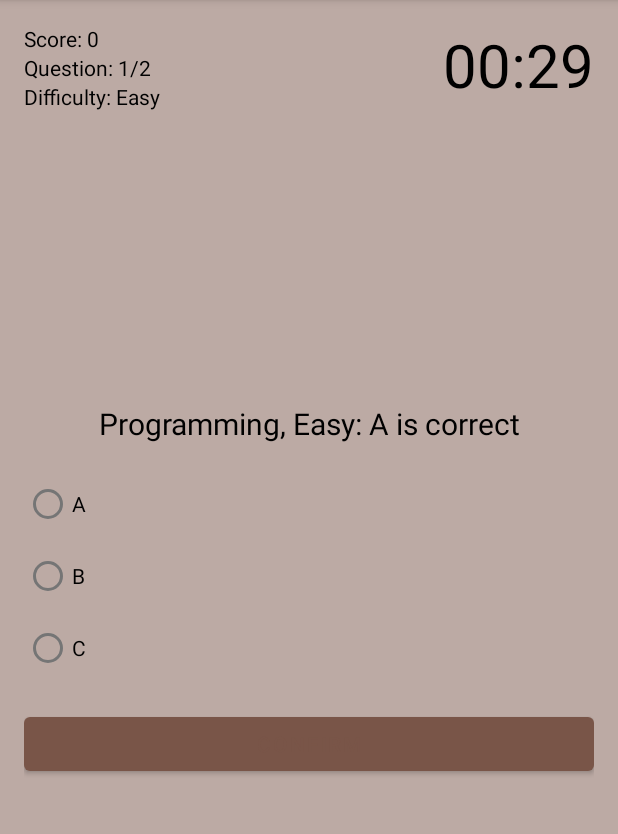
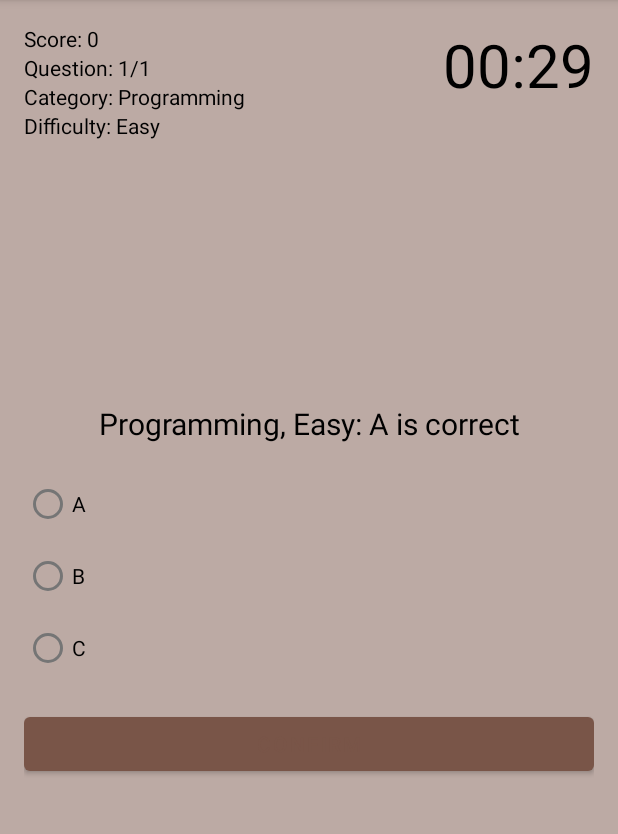
Before and after one commit to codefordmr01/myawesomequiz, an Android app: the screen it shows after launch (QuizActivity), after a tap on "START QUIZ", on a phone screen of 412 x 824 dp, the part 84-918 px from its top. Run offline under Robolectric (Android 15) with nearby library versions, the phone set to English and light mode, and no system bars.

Commit message:
second_commit

```diff
--- a/app/src/main/java/com/example/myawesomequiz/Category.java
+++ b/app/src/main/java/com/example/myawesomequiz/Category.java
@@ -30,4 +30,9 @@ public class Category {
     public void setName(String name) {
         this.name = name;
     }
+
+    @Override
+    public String toString() {
+        return getName();
+    }
 }
--- a/app/src/main/java/com/example/myawesomequiz/Question.java
+++ b/app/src/main/java/com/example/myawesomequiz/Question.java
@@ -4,7 +4,7 @@ package com.example.myawesomequiz;
 import android.os.Parcel;
 import android.os.Parcelable;
 
-public class Question implements Parcelable {
+public class  Question implements Parcelable {
     public static final String DIFFICULTY_EASY = "Easy";
     public static final String DIFFICULTY_MEDIUM = "Medium";
     public static final String DIFFICULTY_HARD = "Hard";
--- a/app/src/main/java/com/example/myawesomequiz/QuizActivity.java
+++ b/app/src/main/java/com/example/myawesomequiz/QuizActivity.java
@@ -31,6 +31,7 @@ public class QuizActivity extends AppCompatActivity {
     private TextView textViewQuestion;
     private TextView textViewScore;
     private TextView textViewQuestionCount;
+    private TextView textViewCategory;
     private TextView textViewDifficulty;
     private TextView textViewCountDown;
     private RadioGroup rbGroup;
@@ -63,6 +64,7 @@ public class QuizActivity extends AppCompatActivity {
         textViewQuestion = findViewById(R.id.text_view_question);
         textViewScore = findViewById(R.id.text_view_score);
         textViewQuestionCount = findViewById(R.id.text_view_question_count);
+        textViewCategory = findViewById(R.id.text_view_category);
         textViewDifficulty = findViewById(R.id.text_view_difficulty);
         textViewCountDown = findViewById(R.id.text_view_countdown);
         rbGroup = findViewById(R.id.radio_group);
@@ -75,13 +77,16 @@ public class QuizActivity extends AppCompatActivity {
         textColorDefaultCd = textViewCountDown.getTextColors();
 
         Intent intent = getIntent();
+        int categoryID = intent.getIntExtra(StartingScreenActivity.EXTRA_CATEGORY_ID, 0);
+        String categoryName = intent.getStringExtra(StartingScreenActivity.EXTRA_CATEGORY_NAME);
         String difficulty = intent.getStringExtra(StartingScreenActivity.EXTRA_DIFFICULTY);
 
+        textViewCategory.setText("Category: " + categoryName);
         textViewDifficulty.setText("Difficulty: " + difficulty);
 
         if (savedInstanceState == null) {
-            QuizDbHelper dbHelper = new QuizDbHelper(this);
-            questionList = dbHelper.getQuestions(difficulty);
+            QuizDbHelper dbHelper = QuizDbHelper.getInstance(this);
+            questionList = dbHelper.getQuestions(categoryID, difficulty);
             questionCountTotal = questionList.size();
             Collections.shuffle(questionList);
 
--- a/app/src/main/java/com/example/myawesomequiz/QuizDbHelper.java
+++ b/app/src/main/java/com/example/myawesomequiz/QuizDbHelper.java
@@ -10,16 +10,26 @@ import android.database.sqlite.SQLiteOpenHelper;
 import com.example.myawesomequiz.QuizContract.*;
 
 import java.util.ArrayList;
+import java.util.List;
 
 
 public class QuizDbHelper extends SQLiteOpenHelper {
     private static final String DATABASE_NAME = "MyAwesomeQuiz.db";
     private static final int DATABASE_VERSION = 1;
 
+    private static QuizDbHelper instance;
+
     private SQLiteDatabase db;
 
     public QuizDbHelper(Context context) {
         super(context, DATABASE_NAME, null, DATABASE_VERSION);
+    }
+
+    public static synchronized QuizDbHelper getInstance(Context context) {
+        if (instance == null) {
+            instance = new QuizDbHelper(context.getApplicationContext());
+        }
+        return instance;
     }
 
     @Override
@@ -120,6 +130,25 @@ public class QuizDbHelper extends SQLiteOpenHelper {
     }
 
     @SuppressLint("Range")
+    public List<Category> getAllCategories() {
+        List<Category> categoryList = new ArrayList<>();
+        db = getReadableDatabase();
+        Cursor c = db.rawQuery("SELECT * FROM " + CategoriesTable.TABLE_NAME, null);
+
+        if (c.moveToFirst()) {
+            do {
+                Category category = new Category();
+                category.setId(c.getInt(c.getColumnIndex(CategoriesTable._ID)));
+                category.setName(c.getString(c.getColumnIndex(CategoriesTable.COLUMN_NAME)));
+                categoryList.add(category);
+            } while (c.moveToNext());
+        }
+
+        c.close();
+        return categoryList;
+    }
+
+    @SuppressLint("Range")
     public ArrayList<Question> getAllQuestions() {
         ArrayList<Question> questionList = new ArrayList<>();
         db = getReadableDatabase();
@@ -145,13 +174,23 @@ public class QuizDbHelper extends SQLiteOpenHelper {
     }
 
     @SuppressLint("Range")
-    public ArrayList<Question> getQuestions(String difficulty) {
+    public ArrayList<Question> getQuestions(int categoryID, String difficulty) {
         ArrayList<Question> questionList = new ArrayList<>();
         db = getReadableDatabase();
 
-        String[] selectionArgs = new String[]{difficulty};
-        Cursor c = db.rawQuery("SELECT * FROM " + QuestionsTable.TABLE_NAME +
-                " WHERE " + QuestionsTable.COLUMN_DIFFICULTY + " = ?", selectionArgs);
+        String selection = QuestionsTable.COLUMN_CATEGORY_ID + " = ? " +
+                " AND " + QuestionsTable.COLUMN_DIFFICULTY + " = ? ";
+        String[] selectionArgs = new String[] {String.valueOf(categoryID), difficulty};
+
+        Cursor c= db.query(
+                QuestionsTable.TABLE_NAME,
+                null,
+                selection,
+                selectionArgs,
+                null,
+                null,
+                null
+        );
 
         if (c.moveToFirst()) {
             do {
--- a/app/src/main/java/com/example/myawesomequiz/StartingScreenActivity.java
+++ b/app/src/main/java/com/example/myawesomequiz/StartingScreenActivity.java
@@ -11,14 +11,19 @@ import android.widget.Button;
 import android.widget.Spinner;
 import android.widget.TextView;
 
+import java.util.List;
+
 public class StartingScreenActivity extends AppCompatActivity {
     private static final int REQUEST_CODE_QUIZ = 1;
+    public static final String EXTRA_CATEGORY_ID = "extraCategoryID";
+    public static final String EXTRA_CATEGORY_NAME= "extraCategoryName";
     public static final String EXTRA_DIFFICULTY = "extraDifficulty";
 
     public static final String SHARED_PREFS = "sharedPrefs";
     public static final String KEY_HIGHSCORE = "keyHighscore";
 
     private TextView textViewHighscore;
+    private Spinner spinnerCategory;
     private Spinner spinnerDifficulty;
 
     private int highscore;
@@ -29,15 +34,11 @@ public class StartingScreenActivity extends AppCompatActivity {
         setContentView(R.layout.activity_starting_screen);
 
         textViewHighscore = findViewById(R.id.text_view_highscore);
+        spinnerCategory = findViewById(R.id.spinner_category);
         spinnerDifficulty = findViewById(R.id.spinner_difficulty);
 
-        String[] difficultyLevels = Question.getAllDifficultyLevels();
-
-        ArrayAdapter<String> adapterDifficulty = new ArrayAdapter<String>(this,
-                android.R.layout.simple_spinner_item, difficultyLevels);
-        adapterDifficulty.setDropDownViewResource(android.R.layout.simple_spinner_dropdown_item);
-        spinnerDifficulty.setAdapter(adapterDifficulty);
-
+        loadCategories();
+        loadDifficultyLevels();
         loadHighscore();
 
         Button buttonStartQuiz = findViewById(R.id.button_start_quiz);
@@ -50,9 +51,14 @@ public class StartingScreenActivity extends AppCompatActivity {
     }
 
     private void startQuiz() {
+        Category selectedCategory = (Category) spinnerCategory.getSelectedItem();
+        int categoryID = selectedCategory.getId();
+        String categoryName = selectedCategory.getName();
         String difficulty = spinnerDifficulty.getSelectedItem().toString();
 
         Intent intent = new Intent(StartingScreenActivity.this, QuizActivity.class);
+        intent.putExtra(EXTRA_CATEGORY_ID, categoryID);
+        intent.putExtra(EXTRA_CATEGORY_NAME, categoryName);
         intent.putExtra(EXTRA_DIFFICULTY, difficulty);
         startActivityForResult(intent, REQUEST_CODE_QUIZ);
     }
@@ -71,6 +77,25 @@ public class StartingScreenActivity extends AppCompatActivity {
         }
     }
 
+    private void loadCategories() {
+        QuizDbHelper dbHelper = QuizDbHelper.getInstance(this);
+        List<Category> categories = dbHelper.getAllCategories();
+
+        ArrayAdapter<Category> adapterCategories = new ArrayAdapter<>(this,
+                android.R.layout.simple_spinner_item, categories);
+        adapterCategories.setDropDownViewResource(android.R.layout.simple_spinner_dropdown_item);
+        spinnerCategory.setAdapter(adapterCategories);
+    }
+
+    private void loadDifficultyLevels() {
+        String[] difficultyLevels = Question.getAllDifficultyLevels();
+
+        ArrayAdapter<String> adapterDifficulty = new ArrayAdapter<String>(this,
+                android.R.layout.simple_spinner_item, difficultyLevels);
+        adapterDifficulty.setDropDownViewResource(android.R.layout.simple_spinner_dropdown_item);
+        spinnerDifficulty.setAdapter(adapterDifficulty);
+    }
+
     private void loadHighscore() {
         SharedPreferences prefs = getSharedPreferences(SHARED_PREFS, MODE_PRIVATE);
         highscore = prefs.getInt(KEY_HIGHSCORE, 0);
--- a/app/src/main/res/layout/activity_quiz.xml
+++ b/app/src/main/res/layout/activity_quiz.xml
@@ -26,10 +26,19 @@
         android:freezesText="true"/>
 
     <TextView
+        android:id="@+id/text_view_category"
+        android:layout_width="wrap_content"
+        android:layout_height="wrap_content"
+        android:layout_below="@id/text_view_question_count"
+        android:text="Category: "
+        android:textColor="@android:color/black"
+        android:freezesText="true"/>
+
+    <TextView
         android:id="@+id/text_view_difficulty"
         android:layout_width="wrap_content"
         android:layout_height="wrap_content"
-        android:layout_below="@id/text_view_question_count"
+        android:layout_below="@id/text_view_category"
         android:text="Difficulty: "
         android:textColor="@android:color/black"
         android:freezesText="true"/>
--- a/app/src/main/res/layout/activity_starting_screen.xml
+++ b/app/src/main/res/layout/activity_starting_screen.xml
@@ -39,11 +39,19 @@
         android:text="Start Quiz" />
 
     <Spinner
+        android:id="@+id/spinner_category"
+        android:layout_width="wrap_content"
+        android:layout_height="wrap_content"
+        android:layout_below="@+id/button_start_quiz"
+        android:layout_alignStart="@+id/button_start_quiz"
+        android:layout_marginTop="16dp" />
+
+    <Spinner
         android:id="@+id/spinner_difficulty"
         android:layout_width="wrap_content"
         android:layout_height="wrap_content"
-        android:layout_marginTop="16dp"
+        android:layout_below="@+id/spinner_category"
         android:layout_alignStart="@+id/button_start_quiz"
-        android:layout_below="@+id/button_start_quiz"/>
+        android:layout_marginTop="16dp" />
 
 </RelativeLayout>
```
